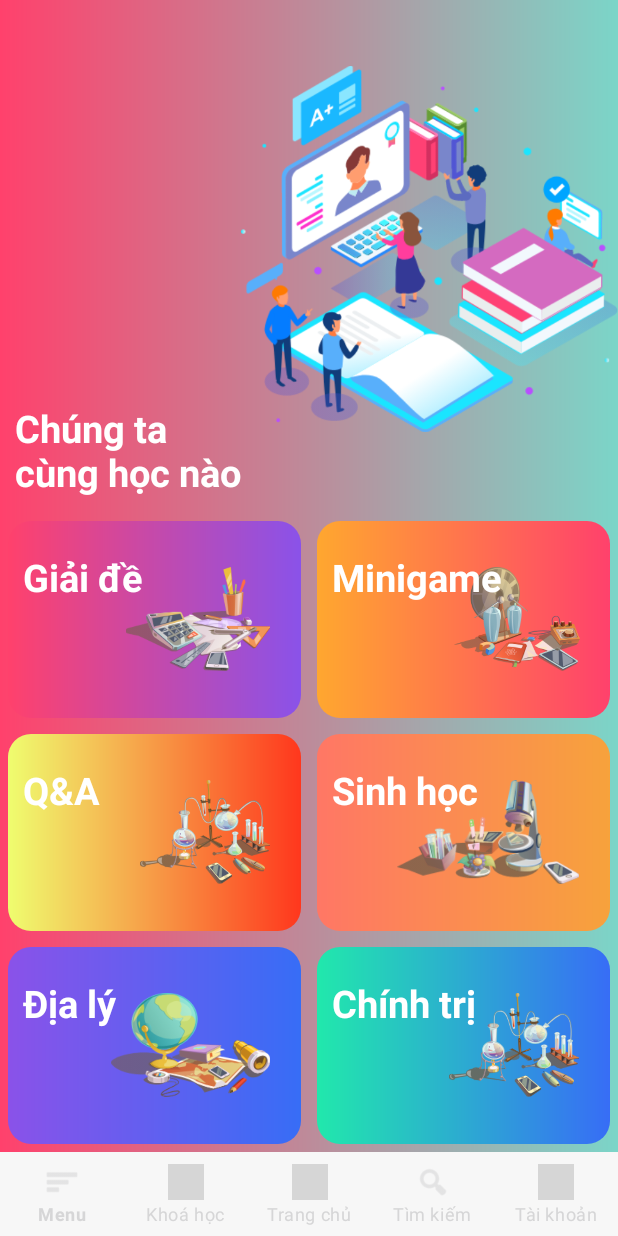
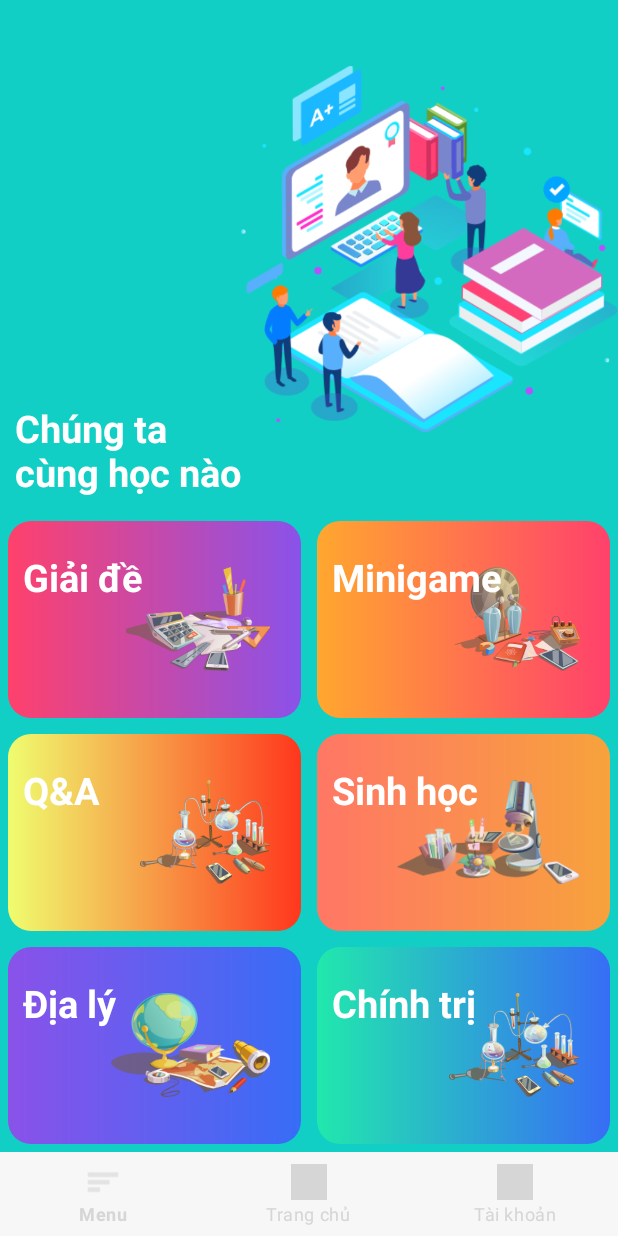
Before and after one commit to VTrng1/App-Solve-The-Exam, an Android app: the layout activity_main.xml on its own in the app's theme, with its tools: preview values and no code run, on a phone screen of 412 x 824 dp. Run offline under Robolectric (Android 15) with nearby library versions, the phone set to English and light mode, and no system bars; grey boxes are pictures that could not be loaded.

Commit message:
Chỉnh sửa lại BottomNavigationView

```diff
--- a/app/src/main/res/layout/activity_main.xml
+++ b/app/src/main/res/layout/activity_main.xml
@@ -11,7 +11,7 @@
         android:layout_width="match_parent"
         android:layout_height="match_parent"
         android:orientation="vertical"
-        android:background="@drawable/home_gradient_content">
+        android:background="@color/register_bk_color">
         <LinearLayout
             android:layout_width="match_parent"
             android:layout_height="200dp"
--- a/app/src/main/res/menu/master_bottom_navigation.xml
+++ b/app/src/main/res/menu/master_bottom_navigation.xml
@@ -7,19 +7,9 @@
         android:title="Menu" />
 
     <item
-        android:id="@+id/navigationMyCourses"
-        android:icon="@drawable/ic_effort"
-        android:title="Khoá học" />
-
-    <item
         android:id="@+id/navigationHome"
         android:icon="@drawable/ic_home"
         android:title="Trang chủ" />
-
-    <item
-        android:id="@+id/navigationSearch"
-        android:icon="@android:drawable/ic_menu_search"
-        android:title="Tìm kiếm" />
 
     <item
         android:id="@+id/navigationMyProfile"
```
